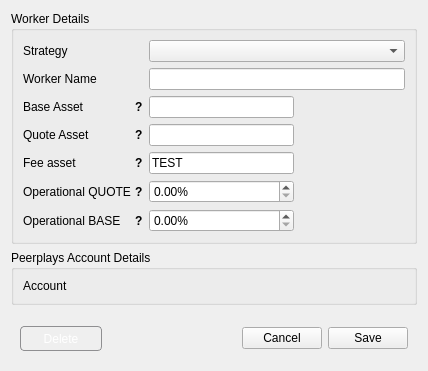
This is dexbot/views/ui/edit_worker_window.ui in peerplays-network/DEXBot as Qt 5 draws it before an edit. The edited form follows.
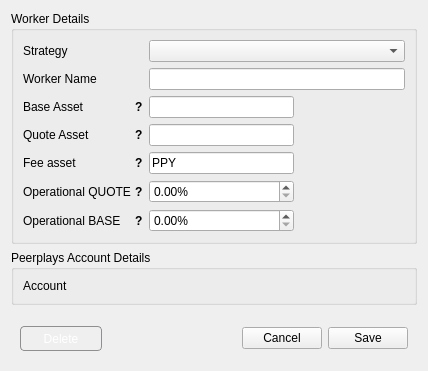
This is the edited form.

```diff
--- a/dexbot/views/ui/edit_worker_window.ui
+++ b/dexbot/views/ui/edit_worker_window.ui
@@ -375,7 +375,7 @@
          </size>
         </property>
         <property name="text">
-         <string>TEST</string>
+         <string>PPY</string>
         </property>
        </widget>
       </item>
```
